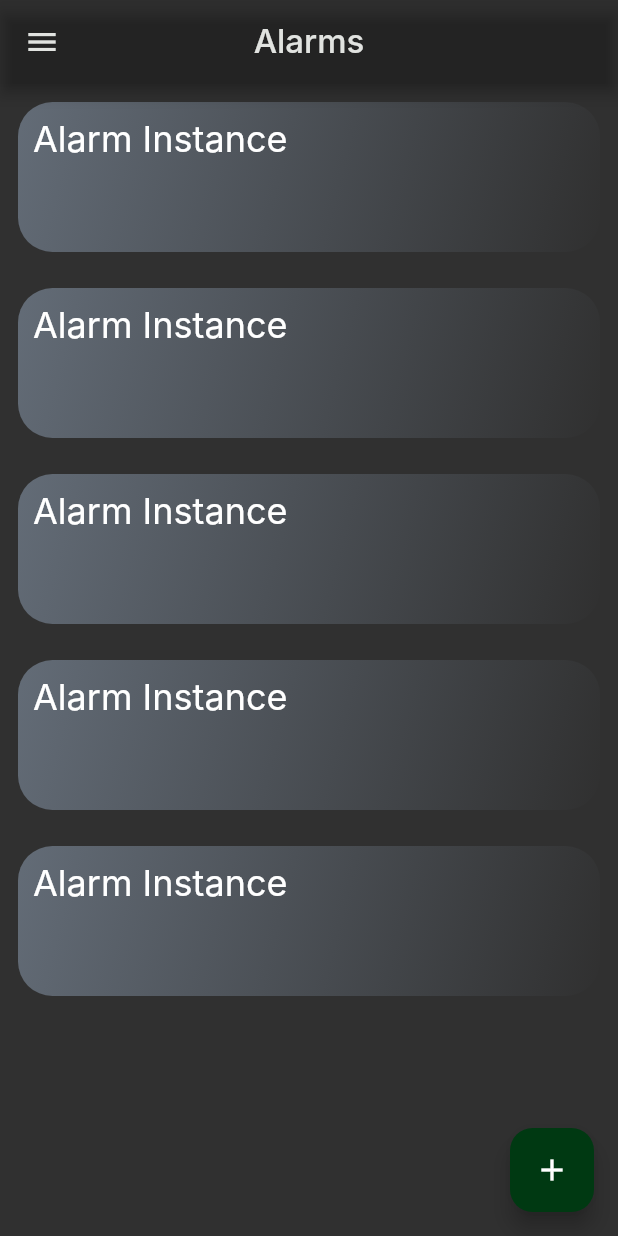
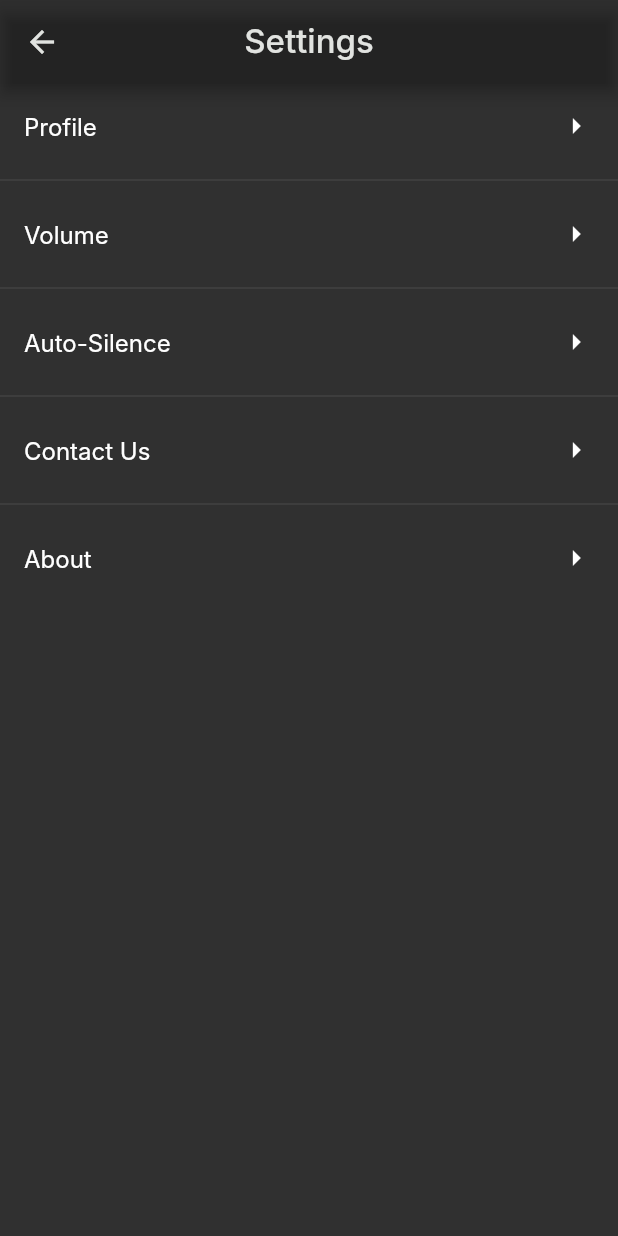
Before and after one commit to AndrewP77/ARISE, a Flutter app: the screen it shows after launch, in the side drawer, after a tap on "Settings", on a phone screen of 412 x 824 dp. Run offline on Flutter 3.47's test engine with Material 2 defaults, Android fonts, the light colour scheme and no system bars; our stand-ins replace flutter_time_picker_spinner; Roboto replaces fonts that are missing (Inter).

Commit message:
Settings Screen draft

```diff
--- a/lib/AlarmListScreen.dart
+++ b/lib/AlarmListScreen.dart
@@ -1,4 +1,5 @@
 import 'package:arise/AlarmInstance.dart';
+import 'package:arise/SettingsScreen.dart';
 
 import 'EditAlarm.dart';
 import 'package:flutter/cupertino.dart';
@@ -52,11 +53,8 @@ class _AlarmListScreenWidgetState extends State<AlarmListScreenWidget> {
             ListTile(
               leading: const Icon(Icons.settings),
               title: const Text('Settings'),
-              onTap: () {
-                // Update the state of the app
-                // ...
-                // Then close the drawer
-                Navigator.pop(context);
+              onTap: () => {
+                Navigator.of(context).push(MaterialPageRoute(builder: (context) => SettingsScreen()))
               },
             ),
           ],
--- /dev/null
+++ b/lib/SettingsScreen.dart
@@ -0,0 +1,142 @@
+import 'package:flutter/material.dart';
+
+
+class SettingsScreen extends StatefulWidget {
+  @override
+  State<StatefulWidget> createState() {
+    return _SettingsScreen();
+      }
+    }
+
+class _SettingsScreen extends State<SettingsScreen>{
+  // var _currentSliderValue;
+  @override
+  Widget build(BuildContext context) {
+    return Scaffold(
+      appBar: AppBar(
+        title: const Text('Settings', style: TextStyle(fontFamily: 'Inter'),),
+        centerTitle: true,
+        // leading: const Icon(Icons.arrow_back),
+      ),
+      body: ListView(
+        padding: EdgeInsets.zero,
+        children: <Widget>[
+          ListTile(
+            title: Text('Profile'),
+            trailing: Icon(Icons.arrow_right),
+          ),
+          Divider(),
+          ListTile(
+            title: Text('Volume'),
+            trailing: Icon(Icons.arrow_right),
+            onTap: () {
+                showModalBottomSheet(
+                    shape: const RoundedRectangleBorder(
+                        borderRadius: BorderRadius.only(
+                            topLeft: Radius.circular(25),
+                            topRight: Radius.circular(25))),
+                    context: context,
+                    builder: (BuildContext context) {
+                      return SizedBox(
+                        height: 150,
+                        child: Center(
+                          child: Column(
+                            mainAxisAlignment: MainAxisAlignment.center,
+                            children: <Widget>[
+                              Text(
+                                'Control Volume',
+                                style: Theme.of(context).textTheme.titleLarge,),
+                              MyStatefulWidget(),
+                            ],
+                          ),
+                        ),
+                      );
+                    });
+              }
+          ),
+          Divider(),
+          ListTile(
+            title: Text('Auto-Silence'),
+            trailing: Icon(Icons.arrow_right),
+          ),
+          Divider(),
+          ListTile(
+            title: const Text('Contact Us'),
+            trailing: Icon(Icons.arrow_right),
+            onTap: () {
+              AlertDialog alert = AlertDialog(
+                title: const Text('Contact Us'),
+                content: const Text('If you have any questions or problems while using ARISE! contact us through the following page: \nhttps://github.com/AndrewP77/ARISE',
+
+                ),
+              );
+              showDialog(
+                context: context,
+                builder: (BuildContext context) {
+                  return alert;
+                },
+              );
+            }
+          ),
+          Divider(),
+          ListTile(
+            title: Text('About'),
+            trailing: Icon(Icons.arrow_right),
+            onTap: () {
+              AlertDialog alert = AlertDialog(
+                title: Text('About'),
+                content: Text('ARISE! version 1.1. \nThe latest version is installed. \nMIT license. \n'),
+                actions: <Widget>[
+                  TextButton(
+                    onPressed: () => Navigator.pop(context, 'OK'),
+                    child: const Text('OK'),
+                  ),
+                ],
+              );
+              showDialog(
+                context: context,
+                builder: (BuildContext context) {
+                  return alert;
+                },
+              );
+            }
+          ),
+        ],
+      ),
+    );
+  }
+}
+
+
+class MyStatefulWidget extends StatefulWidget {
+  const MyStatefulWidget({Key? key}) : super(key: key);
+
+  @override
+  State<MyStatefulWidget> createState() => _MyStatefulWidgetState();
+}
+
+/// private State class that goes with MyStatefulWidget
+class _MyStatefulWidgetState extends State<MyStatefulWidget> {
+  static int _currentSliderValue = 40;
+  @override
+  Widget build(BuildContext context) {
+
+    return Center(
+      child: Column(
+        children: <Widget>[
+          Slider(
+            value: _currentSliderValue.toDouble(),
+            min: 0,
+            max: 100,
+            onChanged: (double value) {
+              setState(() {
+                _currentSliderValue = value.toInt();
+              });
+            },
+          ),
+          Text(_currentSliderValue.round().toString() + '%'),
+        ],
+      ),
+    );
+  }
+}
```
Also changed, not shown: 1 other file.
